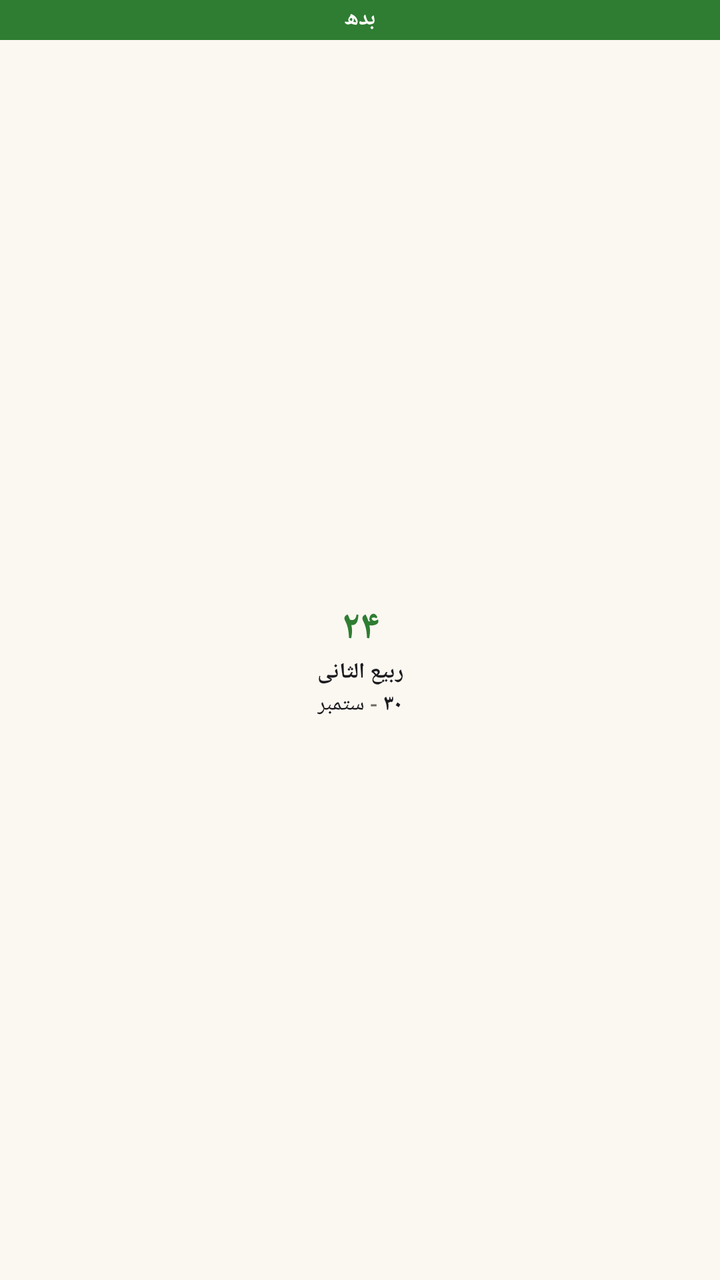
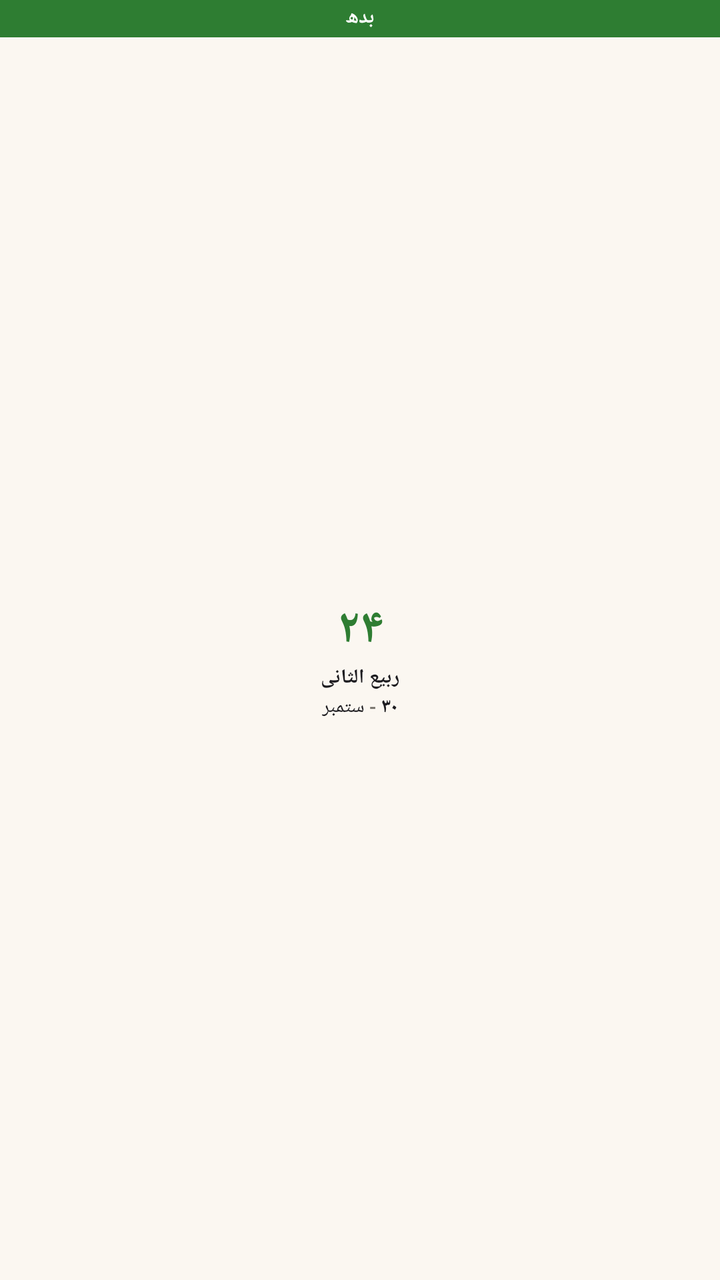

The first picture is an Android layout as it rendered before a commit; the second is the same layout after the commit. The layout source and the unified diff follow.
<!-- AndroidManifest.xml: another module's application theme android:Theme.Material.Light.NoActionBar -->
<!-- res/layout/hijri_dual_date_widget_preview_layout.xml -->
<?xml version="1.0" encoding="utf-8"?>
<LinearLayout xmlns:android="http://schemas.android.com/apk/res/android"
    xmlns:tools="http://schemas.android.com/tools"
    android:layout_width="match_parent"
    android:layout_height="match_parent"
    android:background="@color/widget_background"
    android:orientation="vertical"
    tools:ignore="UnusedAttribute">

    
    <TextView
        android:layout_width="match_parent"
        android:layout_height="wrap_content"
        android:background="@color/widget_accent"
        android:fontFamily="sans-serif-medium"
        android:gravity="center"
        android:includeFontPadding="false"
        android:maxLines="1"
        android:paddingLeft="6dp"
        android:paddingTop="2dp"
        android:paddingRight="6dp"
        android:paddingBottom="3dp"
        android:text="بدھ"
        android:textColor="@color/widget_on_today"
        android:textSize="11sp"
        android:textStyle="bold" />

    
    <LinearLayout
        android:layout_width="match_parent"
        android:layout_height="0dp"
        android:layout_weight="1"
        android:gravity="center_vertical"
        android:orientation="vertical">

        
        <TextView
            android:layout_width="match_parent"
            android:layout_height="wrap_content"
            android:fontFamily="sans-serif-medium"
            android:gravity="center"
            android:includeFontPadding="false"
            android:maxLines="1"
            android:text="۲۴"
            android:textColor="@color/widget_accent"
            android:textSize="20sp"
            android:textStyle="bold" />

        
        <TextView
            android:layout_width="match_parent"
            android:layout_height="wrap_content"
            android:layout_marginTop="1dp"
            android:fontFamily="sans-serif-medium"
            android:gravity="center"
            android:includeFontPadding="false"
            android:maxLines="1"
            android:text="ربیع الثانی"
            android:textColor="@color/widget_text_primary"
            android:textSize="11sp"
            android:textStyle="bold" />

        
        <LinearLayout
            android:layout_width="match_parent"
            android:layout_height="wrap_content"
            android:layout_marginTop="1dp"
            android:gravity="center_horizontal|center_vertical"
            android:orientation="horizontal"
            android:paddingLeft="6dp"
            android:paddingRight="6dp">

            <TextView
                android:layout_width="wrap_content"
                android:layout_height="wrap_content"
                android:fontFamily="sans-serif-medium"
                android:includeFontPadding="false"
                android:maxLines="1"
                android:text="ستمبر"
                android:textColor="@color/widget_text_primary"
                android:textSize="11sp" />

            <TextView
                android:layout_width="wrap_content"
                android:layout_height="wrap_content"
                android:fontFamily="sans-serif-medium"
                android:includeFontPadding="false"
                android:maxLines="1"
                android:text=" - "
                android:textColor="@color/widget_text_secondary"
                android:textSize="11sp" />

            <TextView
                android:layout_width="wrap_content"
                android:layout_height="wrap_content"
                android:fontFamily="sans-serif-medium"
                android:includeFontPadding="false"
                android:maxLines="1"
                android:text="۳۰"
                android:textColor="@color/widget_text_primary"
                android:textSize="11sp"
                android:textStyle="bold" />
        </LinearLayout>
    </LinearLayout>
</LinearLayout>
<!-- resources referenced by this layout -->
<resources>
  <color name="widget_accent">#2E7D32</color>
  <color name="widget_background">#FBF7F1</color>
  <color name="widget_on_today">#FFFFFF</color>
  <color name="widget_text_primary">#1C1B1F</color>
  <color name="widget_text_secondary">#6E6A63</color>
</resources>

<!-- the commit's change to res/layout/hijri_dual_date_widget_preview_layout.xml (unified diff, before → after) -->
@@ -22,7 +22,7 @@
         android:paddingBottom="3dp"
         android:text="بدھ"
         android:textColor="@color/widget_on_today"
-        android:textSize="11sp"
+        android:textSize="10sp"
         android:textStyle="bold" />
 
     
@@ -43,7 +43,7 @@
             android:maxLines="1"
             android:text="۲۴"
             android:textColor="@color/widget_accent"
-            android:textSize="20sp"
+            android:textSize="24sp"
             android:textStyle="bold" />
 
         
@@ -57,7 +57,7 @@
             android:maxLines="1"
             android:text="ربیع الثانی"
             android:textColor="@color/widget_text_primary"
-            android:textSize="11sp"
+            android:textSize="10sp"
             android:textStyle="bold" />
 
         
@@ -78,7 +78,7 @@
                 android:maxLines="1"
                 android:text="ستمبر"
                 android:textColor="@color/widget_text_primary"
-                android:textSize="11sp" />
+                android:textSize="10sp" />
 
             <TextView
                 android:layout_width="wrap_content"
@@ -88,7 +88,7 @@
                 android:maxLines="1"
                 android:text=" - "
                 android:textColor="@color/widget_text_secondary"
-                android:textSize="11sp" />
+                android:textSize="10sp" />
 
             <TextView
                 android:layout_width="wrap_content"
@@ -98,7 +98,7 @@
                 android:maxLines="1"
                 android:text="۳۰"
                 android:textColor="@color/widget_text_primary"
-                android:textSize="11sp"
+                android:textSize="10sp"
                 android:textStyle="bold" />
         </LinearLayout>
     </LinearLayout>
